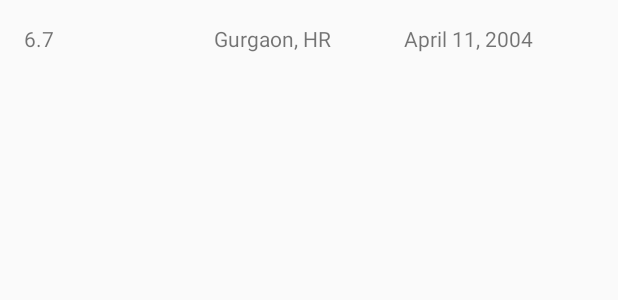
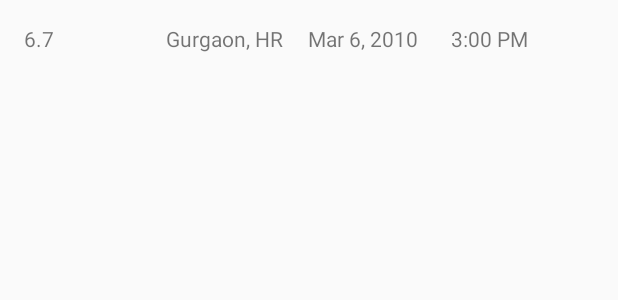
Before and after one commit to sagarchoudhary96/QuakeReport-App, an Android app: the layout earthquake_list_item.xml on its own in the app's theme, with its tools: preview values and no code run, on a phone screen of 412 x 824 dp. Shown: the top 300 px of the screen. Run offline under Robolectric (Android 15) with nearby library versions, the phone set to English and light mode, and no system bars.

```diff
--- a/app/src/main/java/com/example/android/quakereport/Earthquake.java
+++ b/app/src/main/java/com/example/android/quakereport/Earthquake.java
@@ -26,7 +26,7 @@ public class Earthquake {
         return location;
     }
 
-    public Long getDate() {
+    public Long getTime() {
         return time;
     }
 
--- a/app/src/main/res/layout/earthquake_list_item.xml
+++ b/app/src/main/res/layout/earthquake_list_item.xml
@@ -26,6 +26,13 @@
         android:layout_width="0dp"
         android:layout_height="wrap_content"
         android:layout_weight="1"
-        tools:text = "April 11, 2004"/>
+        tools:text="Mar 6, 2010" />
+
+    <TextView
+        android:id="@+id/time"
+        android:layout_width="0dp"
+        android:layout_height="wrap_content"
+        android:layout_weight="1"
+        tools:text="3:00 PM" />
 
 </LinearLayout>
```
Also changed, not shown: app/src/main/java/com/example/android/quakereport/EarthquakeAdapter.java (+21 -1 lines).
